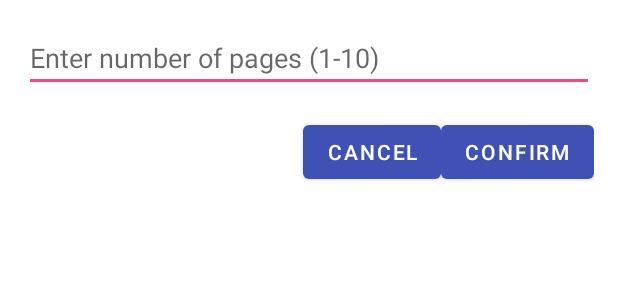
After one commit to ThanhTriIsCoding/movie_App, an Android app: the layout fragment_pages_per_load.xml on its own in the app's theme, with its tools: preview values and no code run, on a phone screen of 412 x 824 dp. The commit adds this screen. Shown: the top 300 px of the screen. Run offline under Robolectric (Android 15) with nearby library versions, the phone set to English and light mode, and no system bars.

Commit message:
ref: ref setting fragment, update setting page load and handle logic

```diff
--- /dev/null
+++ b/presentation/src/main/res/layout/fragment_pages_per_load.xml
@@ -0,0 +1,51 @@
+<?xml version="1.0" encoding="utf-8"?>
+<layout xmlns:android="http://schemas.android.com/apk/res/android"
+    xmlns:app="http://schemas.android.com/apk/res-auto">
+
+    <data>
+        <variable
+            name="viewModel"
+            type="com.example.ojt_aada_mockproject1_trint28.presentation.ui.settings.SettingsViewModel" />
+        <variable
+            name="dialog"
+            type="android.app.AlertDialog" />
+    </data>
+
+    <LinearLayout
+        android:layout_width="match_parent"
+        android:layout_height="wrap_content"
+        android:orientation="vertical"
+        android:padding="16dp">
+
+        <EditText
+            android:id="@+id/edit_pages_per_load"
+            android:layout_width="match_parent"
+            android:layout_height="wrap_content"
+            android:hint="Enter number of pages (1-10)"
+            android:inputType="number"
+            android:text="@{viewModel.pagesPerLoadInput}"
+            android:maxLength="2" />
+
+        <LinearLayout
+            android:layout_width="match_parent"
+            android:layout_height="wrap_content"
+            android:orientation="horizontal"
+            android:gravity="end"
+            android:layout_marginTop="16dp">
+
+            <Button
+                android:id="@+id/btn_cancel"
+                android:layout_width="wrap_content"
+                android:layout_height="wrap_content"
+                android:text="Cancel"
+                android:onClick="@{() -> viewModel.dismissDialog(dialog)}" />
+
+            <Button
+                android:id="@+id/btn_confirm"
+                android:layout_width="wrap_content"
+                android:layout_height="wrap_content"
+                android:text="Confirm"
+                android:onClick="@{() -> viewModel.onPagesPerLoadConfirmed(dialog)}" />
+        </LinearLayout>
+    </LinearLayout>
+</layout>
```
Also changed, not shown: data/src/main/java/com/example/data/paging/MoviePagingSource.java (+22 -12 lines), data/src/main/java/com/example/data/repository/SettingsRepositoryImpl.java (+7 -4 lines), domain/src/main/java/com/example/domain/model/Settings.java (+11 -1 lines), domain/src/main/java/com/example/domain/usecase/SettingsUseCases.java (+6 -1 lines), presentation/src/main/java/com/example/ojt_aada_mockproject1_trint28/presentation/ui/settings/SettingsFragment.java (+15 -0 lines), presentation/src/main/java/com/example/ojt_aada_mockproject1_trint28/presentation/ui/settings/SettingsViewModel.java (+34 -0 lines), presentation/src/main/res/xml/setting.xml (+13 -3 lines).
